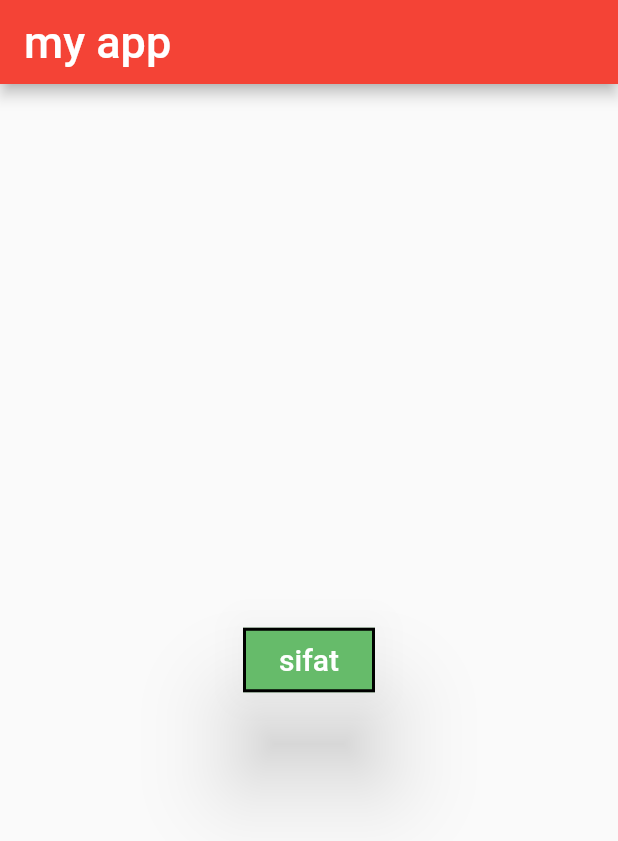
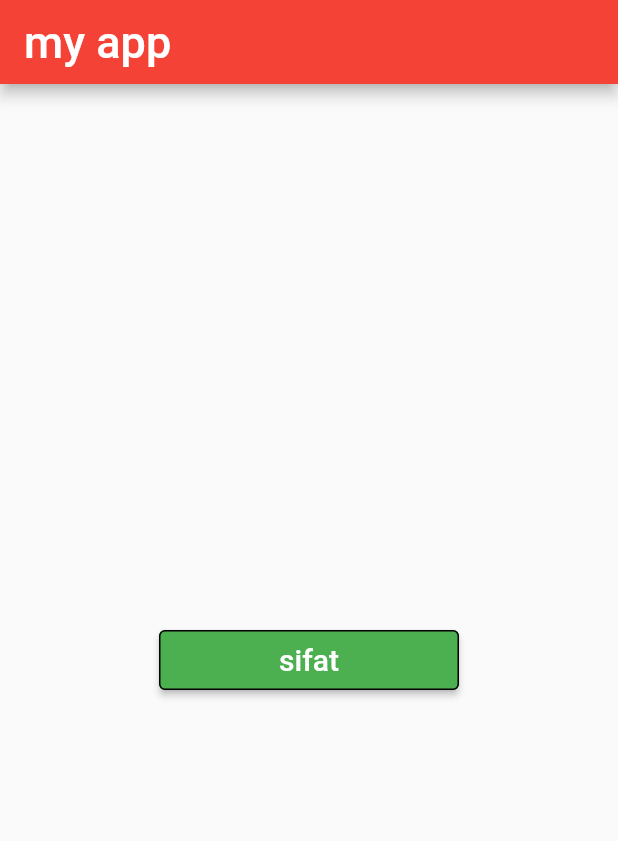
Before and after one commit to TawhidHassan/Flutter-App-StartX, a Flutter app: the screen it shows after launch, on a phone screen of 412 x 824 dp. Shown: the top 841 px of the screen. Run offline on Flutter 3.47's test engine with Material 2 defaults, Android fonts, the phone set to English and light mode, and no system bars.

Commit message:
Materil button

```diff
--- a/lib/main.dart
+++ b/lib/main.dart
@@ -22,20 +22,22 @@ class myapp extends StatelessWidget {
           ),
         ),
         body: Center(
-          child:RaisedButton(
+          child:MaterialButton(
             onPressed: (){},
             child: Text("sifat",
             style: TextStyle(
               fontSize: 20.0,
             ),
             ),
-            padding: EdgeInsets.symmetric(vertical: 10.0,horizontal: 5.0),
+            color: Colors.green,
             textColor: Colors.white,
-            color: Colors.green[400],
-            splashColor: Colors.amberAccent,
-            elevation: 28.0,//extara property from flate button
-            highlightElevation: 10.0,
-            shape: Border.all(width: 2.0,color: Colors.black),
+            height: 40.0,
+            minWidth: 200.0,
+              //shape: RoundedRectangleBorder(
+//              borderRadius: BorderRadius.circular(50.0)
+//            )
+//            shape: StadiumBorder()
+          shape: OutlineInputBorder(),
           ),
         ),
       ),
```
